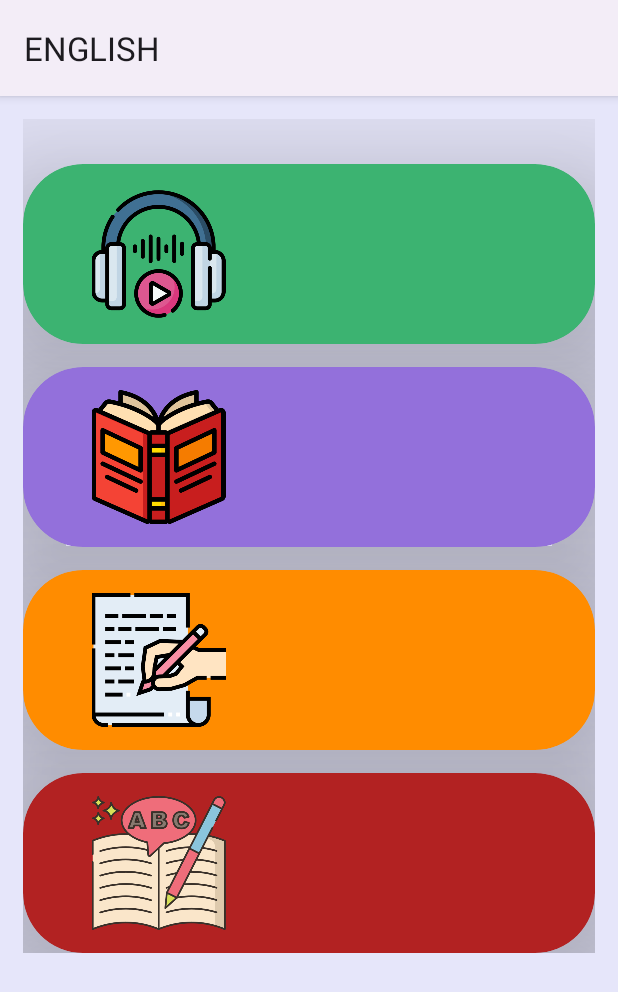
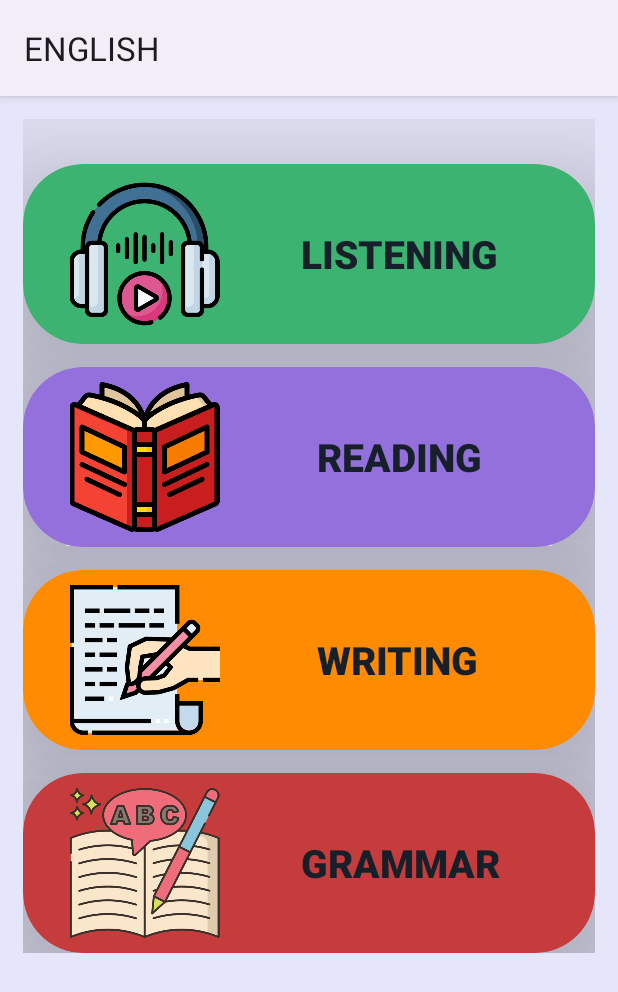
Before and after one commit to BakuEngineeringUniversity/prj-exam-app-Nergiz-Axundova, an Android app: the EnglishCardView screen opened directly, with no data from a screen before it, on a phone screen of 412 x 824 dp. Shown: the top 992 px of the screen. Run offline under Robolectric (Android 15) with nearby library versions, the phone set to English and light mode, and no system bars.

Commit message:
English CardView

```diff
--- a/app/src/main/res/layout/activity_english_card_view.xml
+++ b/app/src/main/res/layout/activity_english_card_view.xml
@@ -4,8 +4,8 @@
     xmlns:tools="http://schemas.android.com/tools"
     android:layout_width="match_parent"
     android:layout_height="match_parent"
-    tools:context=".cardView.EnglishCardView"
-    android:background="@color/bgColor">
+    android:background="@color/bgColor"
+    tools:context=".cardView.EnglishCardView">
 
     <ScrollView
         android:id="@+id/scrollView3"
@@ -45,28 +45,29 @@
                 app:layout_constraintTop_toTopOf="parent">
 
                 <LinearLayout
-                    android:layout_width="wrap_content"
-                    android:layout_height="wrap_content"
-                    android:layout_margin="15dp"
-                    android:gravity="center_horizontal|center_vertical"
-                    android:orientation="vertical">
-
-                    <androidx.constraintlayout.widget.ConstraintLayout
-                        android:layout_width="150dp"
-                        android:layout_height="match_parent">
+                    android:layout_width="match_parent"
+                    android:layout_height="match_parent"
+                    android:gravity="center_vertical"
+                    android:orientation="horizontal">
 
                     <ImageView
                         android:id="@+id/listeningIcon"
-                            android:layout_width="match_parent"
-                            android:layout_height="match_parent"
+                        android:layout_width="130dp"
+                        android:layout_height="100dp"
+                        android:layout_marginStart="16dp"
                         android:contentDescription="@string/listening"
-                            app:layout_constraintBottom_toBottomOf="parent"
-                            app:layout_constraintEnd_toEndOf="parent"
-                            app:layout_constraintStart_toStartOf="parent"
-                            app:layout_constraintTop_toTopOf="parent"
                         app:srcCompat="@drawable/listening" />
 
-                    </androidx.constraintlayout.widget.ConstraintLayout>
+                    <TextView
+                        android:layout_width="wrap_content"
+                        android:layout_height="wrap_content"
+                        android:layout_marginStart="39dp"
+                        android:fontFamily="sans-serif-black"
+                        android:text="@string/listening"
+                        android:textAllCaps="true"
+                        android:textColor="@color/detailTextColor"
+                        android:textSize="26sp"
+                        android:textStyle="bold" />
 
                 </LinearLayout>
 
@@ -86,28 +87,29 @@
                 app:layout_constraintTop_toTopOf="parent">
 
                 <LinearLayout
-                    android:layout_width="wrap_content"
-                    android:layout_height="wrap_content"
-                    android:layout_margin="15dp"
-                    android:gravity="center_horizontal|center_vertical"
-                    android:orientation="vertical">
-
-                    <androidx.constraintlayout.widget.ConstraintLayout
-                        android:layout_width="150dp"
-                        android:layout_height="match_parent">
+                    android:layout_width="match_parent"
+                    android:layout_height="match_parent"
+                    android:gravity="center_vertical"
+                    android:orientation="horizontal">
 
                     <ImageView
                         android:id="@+id/readingIcon"
-                            android:layout_width="match_parent"
-                            android:layout_height="match_parent"
+                        android:layout_width="130dp"
+                        android:layout_height="100dp"
+                        android:layout_marginStart="16dp"
                         android:contentDescription="@string/reading"
-                            app:layout_constraintBottom_toBottomOf="parent"
-                            app:layout_constraintEnd_toEndOf="parent"
-                            app:layout_constraintStart_toStartOf="parent"
-                            app:layout_constraintTop_toTopOf="parent"
                         app:srcCompat="@drawable/reading" />
 
-                    </androidx.constraintlayout.widget.ConstraintLayout>
+                    <TextView
+                        android:layout_width="wrap_content"
+                        android:layout_height="wrap_content"
+                        android:layout_marginStart="50dp"
+                        android:fontFamily="sans-serif-black"
+                        android:text="@string/reading"
+                        android:textAllCaps="true"
+                        android:textColor="@color/detailTextColor"
+                        android:textSize="26sp"
+                        android:textStyle="bold" />
 
                 </LinearLayout>
 
@@ -127,28 +129,29 @@
                 app:layout_constraintTop_toTopOf="parent">
 
                 <LinearLayout
-                    android:layout_width="wrap_content"
-                    android:layout_height="wrap_content"
-                    android:layout_margin="15dp"
-                    android:gravity="center_horizontal|center_vertical"
-                    android:orientation="vertical">
-
-                    <androidx.constraintlayout.widget.ConstraintLayout
-                        android:layout_width="150dp"
-                        android:layout_height="match_parent">
+                    android:layout_width="match_parent"
+                    android:layout_height="match_parent"
+                    android:gravity="center_vertical"
+                    android:orientation="horizontal">
 
                     <ImageView
                         android:id="@+id/writingIcon"
-                            android:layout_width="match_parent"
-                            android:layout_height="match_parent"
+                        android:layout_width="130dp"
+                        android:layout_height="100dp"
+                        android:layout_marginStart="16dp"
                         android:contentDescription="@string/writing"
-                            app:layout_constraintBottom_toBottomOf="parent"
-                            app:layout_constraintEnd_toEndOf="parent"
-                            app:layout_constraintStart_toStartOf="parent"
-                            app:layout_constraintTop_toTopOf="parent"
                         app:srcCompat="@drawable/writing" />
 
-                    </androidx.constraintlayout.widget.ConstraintLayout>
+                    <TextView
+                        android:layout_width="wrap_content"
+                        android:layout_height="wrap_content"
+                        android:layout_marginStart="50dp"
+                        android:fontFamily="sans-serif-black"
+                        android:text="@string/writing"
+                        android:textAllCaps="true"
+                        android:textColor="@color/detailTextColor"
+                        android:textSize="26sp"
+                        android:textStyle="bold" />
 
                 </LinearLayout>
 
@@ -168,28 +171,29 @@
                 app:layout_constraintTop_toBottomOf="parent">
 
                 <LinearLayout
-                    android:layout_width="wrap_content"
-                    android:layout_height="wrap_content"
-                    android:layout_margin="15dp"
-                    android:gravity="center_horizontal|center_vertical"
-                    android:orientation="vertical">
-
-                    <androidx.constraintlayout.widget.ConstraintLayout
-                        android:layout_width="150dp"
-                        android:layout_height="match_parent">
+                    android:layout_width="match_parent"
+                    android:layout_height="match_parent"
+                    android:gravity="center_vertical"
+                    android:orientation="horizontal">
 
                     <ImageView
                         android:id="@+id/grammarIcon"
-                            android:layout_width="match_parent"
-                            android:layout_height="match_parent"
+                        android:layout_width="130dp"
+                        android:layout_height="100dp"
+                        android:layout_marginStart="16dp"
                         android:contentDescription="@string/grammar"
-                            app:layout_constraintBottom_toBottomOf="parent"
-                            app:layout_constraintEnd_toEndOf="parent"
-                            app:layout_constraintStart_toStartOf="parent"
-                            app:layout_constraintTop_toTopOf="parent"
                         app:srcCompat="@drawable/grammar_eng" />
 
-                    </androidx.constraintlayout.widget.ConstraintLayout>
+                    <TextView
+                        android:layout_width="wrap_content"
+                        android:layout_height="wrap_content"
+                        android:layout_marginStart="39dp"
+                        android:fontFamily="sans-serif-black"
+                        android:text="@string/grammar"
+                        android:textAllCaps="true"
+                        android:textColor="@color/detailTextColor"
+                        android:textSize="26sp"
+                        android:textStyle="bold" />
 
                 </LinearLayout>
 
--- a/app/src/main/res/values/colors.xml
+++ b/app/src/main/res/values/colors.xml
@@ -31,7 +31,7 @@
     <color name="a2">#D8450E</color>
     <color name="a3">#3F51B5</color>
 
-    <color name="b1">#B22222</color>
+    <color name="b1">#C63C3C</color>
     <color name="b2">#FF8C00</color>
     <color name="b3">#9370DB</color>
     <color name="b4">#3CB371</color>
```
Lines whose indentation alone changed are shown as unchanged.
